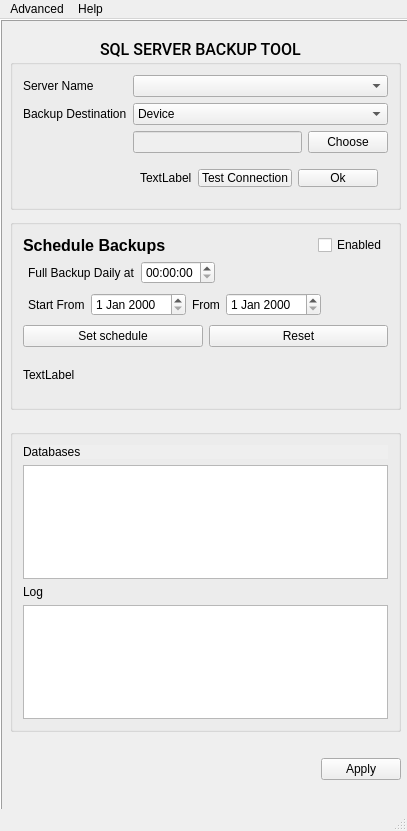
The window that ui/mainWindow.ui (desxedada/SQLGDriveBackup) describes before a commit, drawn with Qt 5.
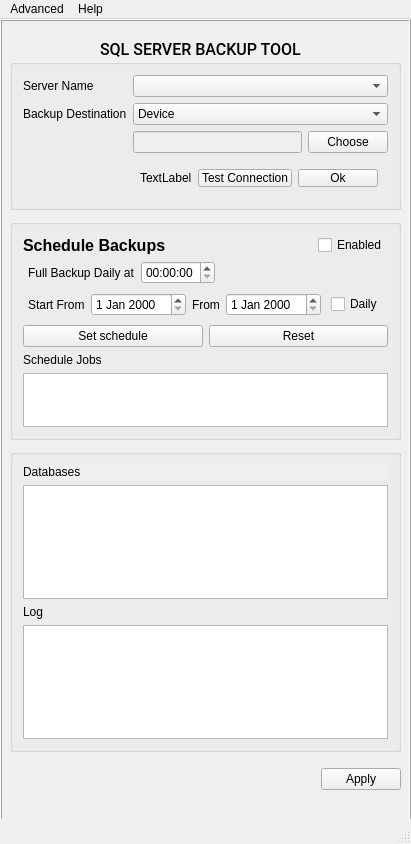
The same window after the commit.

```diff
--- a/ui/mainWindow.ui
+++ b/ui/mainWindow.ui
@@ -6,14 +6,50 @@
    <rect>
     <x>0</x>
     <y>0</y>
-    <width>407</width>
-    <height>831</height>
+    <width>411</width>
+    <height>844</height>
    </rect>
   </property>
+  <property name="sizePolicy">
+   <sizepolicy hsizetype="Fixed" vsizetype="Fixed">
+    <horstretch>0</horstretch>
+    <verstretch>0</verstretch>
+   </sizepolicy>
+  </property>
+  <property name="minimumSize">
+   <size>
+    <width>411</width>
+    <height>844</height>
+   </size>
+  </property>
+  <property name="maximumSize">
+   <size>
+    <width>411</width>
+    <height>844</height>
+   </size>
+  </property>
   <property name="windowTitle">
    <string>SQLServerBackupTool</string>
   </property>
   <widget class="QWidget" name="centralwidget">
+   <property name="sizePolicy">
+    <sizepolicy hsizetype="Fixed" vsizetype="Fixed">
+     <horstretch>0</horstretch>
+     <verstretch>0</verstretch>
+    </sizepolicy>
+   </property>
+   <property name="minimumSize">
+    <size>
+     <width>411</width>
+     <height>800</height>
+    </size>
+   </property>
+   <property name="maximumSize">
+    <size>
+     <width>411</width>
+     <height>800</height>
+    </size>
+   </property>
    <widget class="QFrame" name="frame">
     <property name="geometry">
      <rect>
@@ -194,7 +230,7 @@
      <property name="geometry">
       <rect>
        <x>270</x>
-       <y>730</y>
+       <y>740</y>
        <width>131</width>
        <height>41</height>
       </rect>
@@ -226,7 +262,7 @@
      <property name="geometry">
       <rect>
        <x>10</x>
-       <y>410</y>
+       <y>430</y>
        <width>391</width>
        <height>303</height>
       </rect>
@@ -278,7 +314,7 @@
        <x>10</x>
        <y>200</y>
        <width>391</width>
-       <height>191</height>
+       <height>221</height>
       </rect>
      </property>
      <property name="autoFillBackground">
@@ -415,6 +451,13 @@
           </property>
          </spacer>
         </item>
+        <item>
+         <widget class="QCheckBox" name="dailyCheckBox">
+          <property name="text">
+           <string>Daily</string>
+          </property>
+         </widget>
+        </item>
        </layout>
       </item>
       <item>
@@ -435,17 +478,17 @@
         </item>
        </layout>
       </item>
+      <item>
+       <widget class="QLabel" name="label_8">
+        <property name="text">
+         <string>Schedule Jobs</string>
+        </property>
+       </widget>
+      </item>
       <item>
        <layout class="QHBoxLayout" name="horizontalLayout_10">
         <item>
-         <widget class="QLabel" name="scheduleBackupLabel">
-          <property name="enabled">
-           <bool>true</bool>
-          </property>
-          <property name="text">
-           <string>TextLabel</string>
-          </property>
-         </widget>
+         <widget class="QListWidget" name="listWidget"/>
         </item>
        </layout>
       </item>
@@ -459,7 +502,7 @@
     <rect>
      <x>0</x>
      <y>0</y>
-     <width>407</width>
+     <width>411</width>
      <height>21</height>
     </rect>
    </property>
```
Left out of the diff: 5 changed lines with no effect on the pictures.
